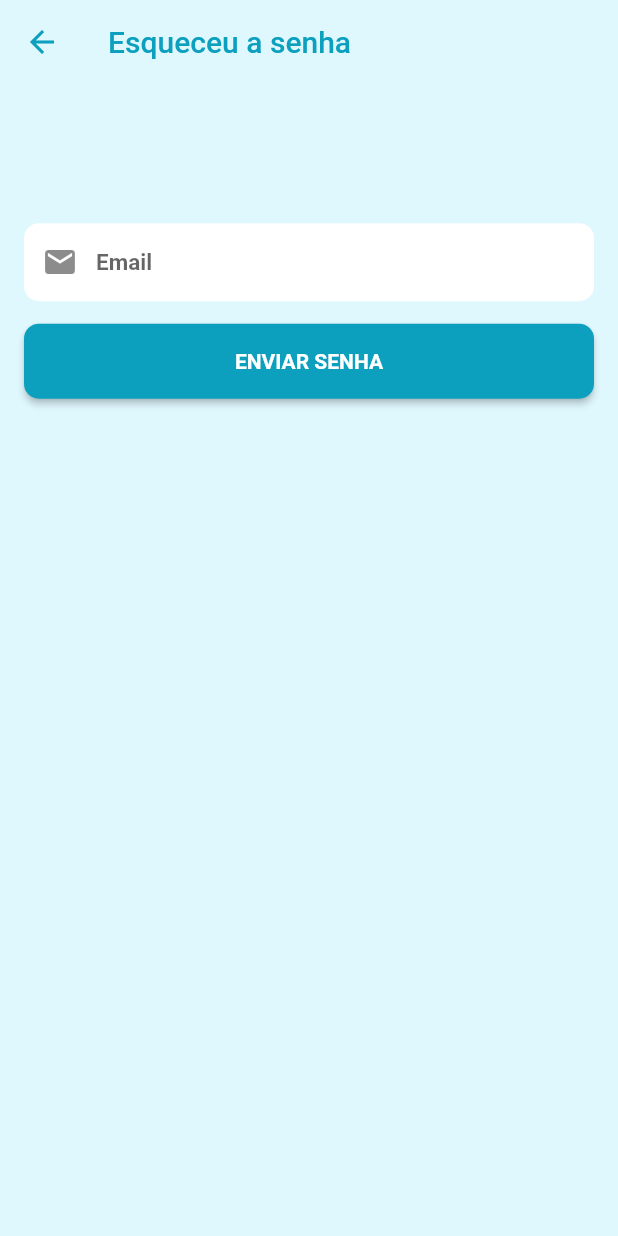
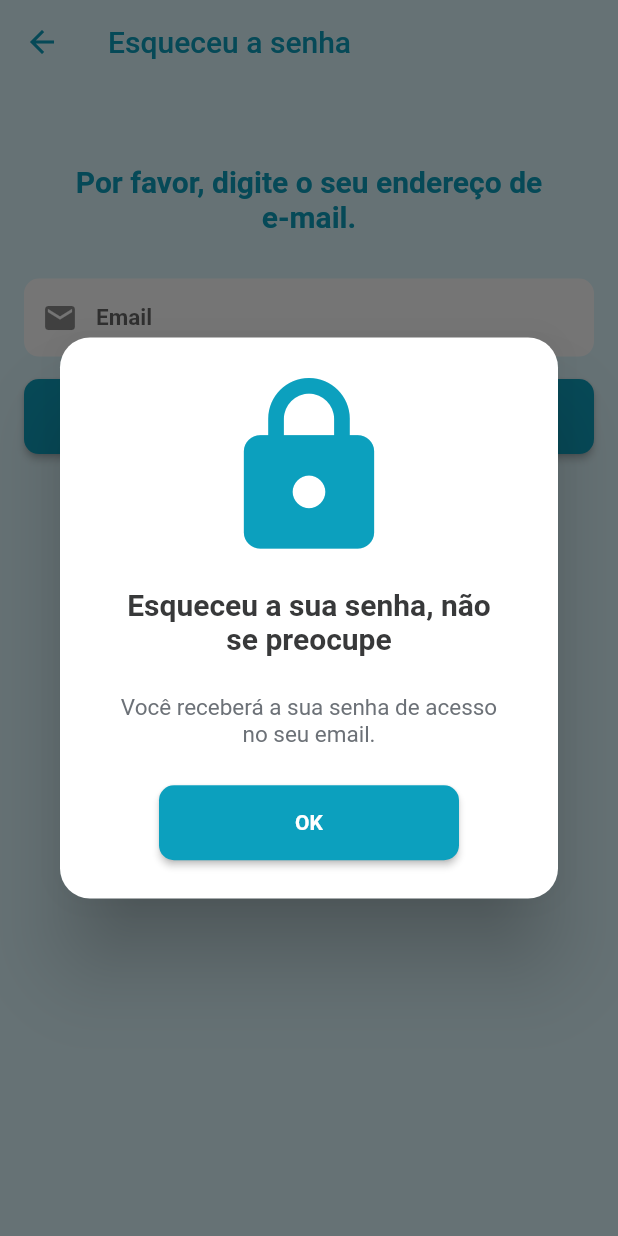
Before and after one commit to guischpor/app_rh, a Flutter app: the EsqueceuSenhaScreen screen opened by its route, after a tap on "ENVIAR SENHA", on a phone screen of 412 x 824 dp. Run offline on Flutter 3.47's test engine with Material 2 defaults, Android fonts, the phone set to English and light mode, and no system bars; missing offline and left inert: dart:ffi.

Commit message:
build Alert Dialog

```diff
--- a/lib/screens/esqueceu_senha_screen.dart
+++ b/lib/screens/esqueceu_senha_screen.dart
@@ -1,6 +1,7 @@
 import 'package:app_rh/styles/styles.dart';
 import 'package:app_rh/widgets/build_button.dart';
 import 'package:app_rh/widgets/input_field.dart';
+import 'package:app_rh/widgets/title_page.dart';
 import 'package:flutter/material.dart';
 
 class EsqueceuSenhaScreen extends StatefulWidget {
@@ -35,7 +36,17 @@ class _EsqueceuSenhaScreenState extends State<EsqueceuSenhaScreen> {
               padding: EdgeInsets.all(16),
               children: [
                 SizedBox(
-                    height: constrains.maxHeight * 0.10,
+                  height: constrains.maxHeight * 0.01,
+                ),
+                Container(
+                  padding: EdgeInsets.all(30),
+                  child: TitlePage(
+                    title: "Por favor, digite o seu endereço de e-mail.",
+                    color: styles.textColorBlue,
+                    fontWeight: FontWeight.bold,
+                    fontSize: 20,
+                    textAlign: TextAlign.center,
+                  ),
                 ),
                 InputField(
                   hint: "Email",
@@ -55,14 +66,79 @@ class _EsqueceuSenhaScreenState extends State<EsqueceuSenhaScreen> {
                   height: 50,
                   child: BuildButton(
                     colorButton: styles.colorButtons,
-                      onPressed: () => {},
+                    onPressed: () => {_showAlerta(context)},
                     title: "ENVIAR SENHA",
                   ),
                 ),
               ],
             );
           },
-          )),
+        ),
+      ),
     );
   }
+
+  void _showAlerta(BuildContext context) {
+    showDialog(
+      context: context,
+      barrierDismissible: true,
+      builder: (BuildContext context) {
+        return AlertDialog(
+          shape: RoundedRectangleBorder(
+            borderRadius: BorderRadius.all(
+              Radius.circular(20),
+            ),
+          ),
+          content: Container(
+            height: 330,
+            child: Column(
+              mainAxisAlignment: MainAxisAlignment.center,
+              crossAxisAlignment: CrossAxisAlignment.center,
+              children: [
+                Icon(
+                  Icons.lock,
+                  size: 130,
+                  color: styles.iconColorBlue,
+                ),
+                Container(
+                  padding: EdgeInsets.all(15),
+                  child: TitlePage(
+                    title: "Esqueceu a sua senha, não se preocupe",
+                    color: styles.textColorAlert,
+                    fontWeight: FontWeight.bold,
+                    fontSize: 20,
+                    textAlign: TextAlign.center,
+                  ),
+                ),
+                Container(
+                  padding: EdgeInsets.all(10),
+                  child: TitlePage(
+                    title: "Você receberá a sua senha de acesso no seu email.",
+                    color: styles.iconColorGrey,
+                    fontWeight: FontWeight.w400,
+                    fontSize: 15,
+                    textAlign: TextAlign.center,
+                  ),
+                ),
+                Container(
+                  width: 200,
+                  height: 50,
+                  margin: EdgeInsets.only(top: 15),
+                  child: BuildButton(
+                    colorButton: styles.colorButtons,
+                    onPressed: _routeLoginPage,
+                    title: "OK",
+                  ),
+                ),
+              ],
+            ),
+          ),
+        );
+      },
+    );
   }
+
+  void _routeLoginPage() async {
+    Navigator.pushNamed(context, 'login');
+  }
+}
--- a/lib/styles/styles.dart
+++ b/lib/styles/styles.dart
@@ -20,6 +20,7 @@ class Styles {
 
   Color textColorGrey = Color.fromRGBO(108, 113, 119, 1.0);
   Color textColorBlue = Color.fromRGBO(12, 160, 190, 1.0);
+  Color textColorAlert = Color.fromRGBO(56, 57, 58, 1.0);
   Color iconColorGrey = Color.fromRGBO(108, 113, 119, 1.0);
   Color iconColorBlue = Color.fromRGBO(12, 160, 190, 1.0);
 }
--- /dev/null
+++ b/lib/widgets/title_page.dart
@@ -0,0 +1,30 @@
+import 'package:flutter/material.dart';
+
+class TitlePage extends StatelessWidget {
+  final String title;
+  final Color color;
+  final FontWeight fontWeight;
+  final double fontSize;
+  final TextAlign textAlign;
+
+  TitlePage({
+    this.title,
+    this.color,
+    this.fontSize,
+    this.fontWeight,
+    this.textAlign,
+  });
+
+  @override
+  Widget build(BuildContext context) {
+    return Text(
+      title,
+      style: TextStyle(
+        color: color,
+        fontWeight: fontWeight,
+        fontSize: fontSize,
+      ),
+      textAlign: textAlign,
+    );
+  }
+}
```
Also changed, not shown: lib/screens/solicitar_acesso_screen.dart (+69 -2 lines). Lines whose indentation alone changed are shown as unchanged.
